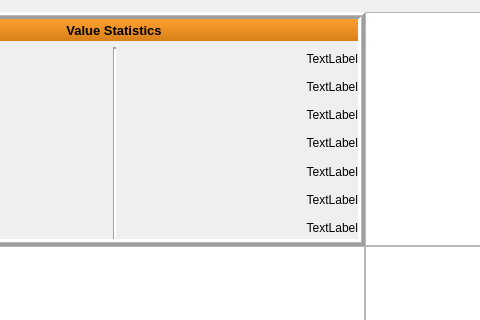
Chilldose/COMET, file COMET/QT_Designer_UI/stripscan.ui: the form before one commit; both pictures show x 651 to 1131 and y 0 to 320 of the 1530 by 724 pixel window.
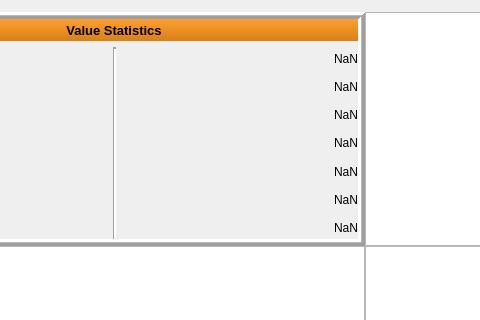
The form after the commit. Custom widgets are drawn as their Qt base class.

Diff of the .ui file:
```diff
--- a/COMET/QT_Designer_UI/stripscan.ui
+++ b/COMET/QT_Designer_UI/stripscan.ui
@@ -378,7 +378,7 @@
         <item row="2" column="2">
          <widget class="QLabel" name="Idiel_value">
           <property name="text">
-           <string>TextLabel</string>
+           <string>NaN</string>
           </property>
           <property name="alignment">
            <set>Qt::AlignRight|Qt::AlignTrailing|Qt::AlignVCenter</set>
@@ -408,7 +408,7 @@
         <item row="1" column="2">
          <widget class="QLabel" name="Istrip_value">
           <property name="text">
-           <string>TextLabel</string>
+           <string>NaN</string>
           </property>
           <property name="alignment">
            <set>Qt::AlignRight|Qt::AlignTrailing|Qt::AlignVCenter</set>
@@ -428,7 +428,7 @@
         <item row="3" column="2">
          <widget class="QLabel" name="Idark_value">
           <property name="text">
-           <string>TextLabel</string>
+           <string>NaN</string>
           </property>
           <property name="alignment">
            <set>Qt::AlignRight|Qt::AlignTrailing|Qt::AlignVCenter</set>
@@ -438,7 +438,7 @@
         <item row="4" column="2">
          <widget class="QLabel" name="Rpoly_value">
           <property name="text">
-           <string>TextLabel</string>
+           <string>NaN</string>
           </property>
           <property name="alignment">
            <set>Qt::AlignRight|Qt::AlignTrailing|Qt::AlignVCenter</set>
@@ -448,7 +448,7 @@
         <item row="5" column="2">
          <widget class="QLabel" name="Rint_value">
           <property name="text">
-           <string>TextLabel</string>
+           <string>NaN</string>
           </property>
           <property name="alignment">
            <set>Qt::AlignRight|Qt::AlignTrailing|Qt::AlignVCenter</set>
@@ -458,7 +458,7 @@
         <item row="6" column="2">
          <widget class="QLabel" name="Cac_value">
           <property name="text">
-           <string>TextLabel</string>
+           <string>NaN</string>
           </property>
           <property name="alignment">
            <set>Qt::AlignRight|Qt::AlignTrailing|Qt::AlignVCenter</set>
@@ -468,7 +468,7 @@
         <item row="7" column="2">
          <widget class="QLabel" name="Cint_value">
           <property name="text">
-           <string>TextLabel</string>
+           <string>NaN</string>
           </property>
           <property name="alignment">
            <set>Qt::AlignRight|Qt::AlignTrailing|Qt::AlignVCenter</set>
```
